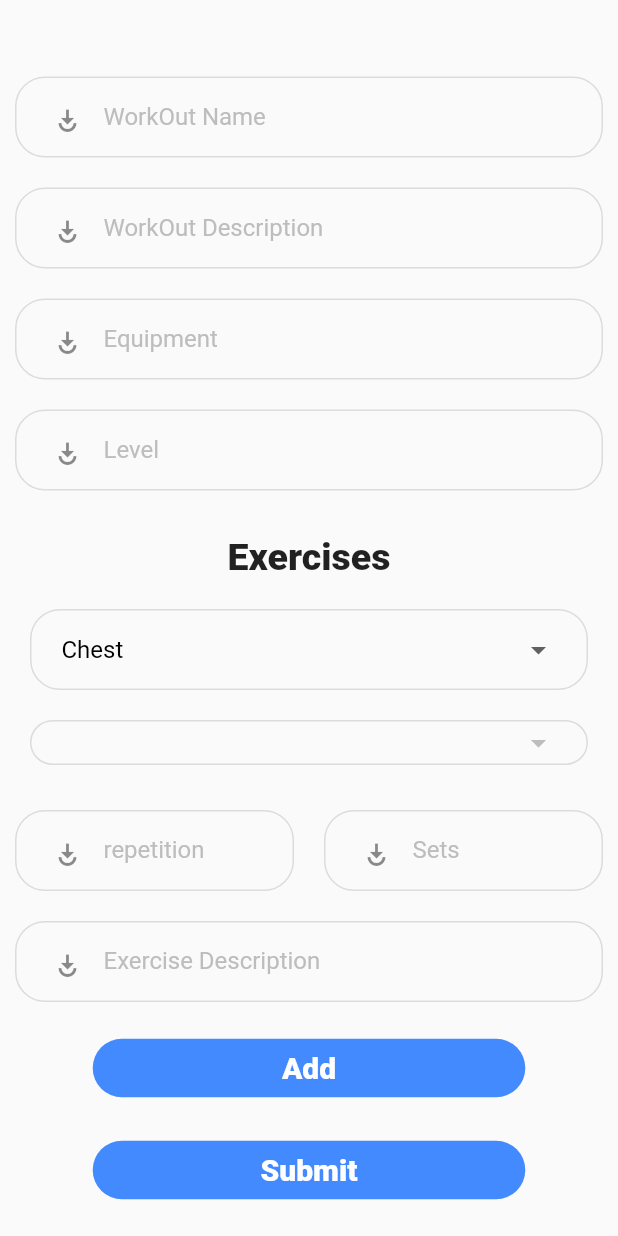
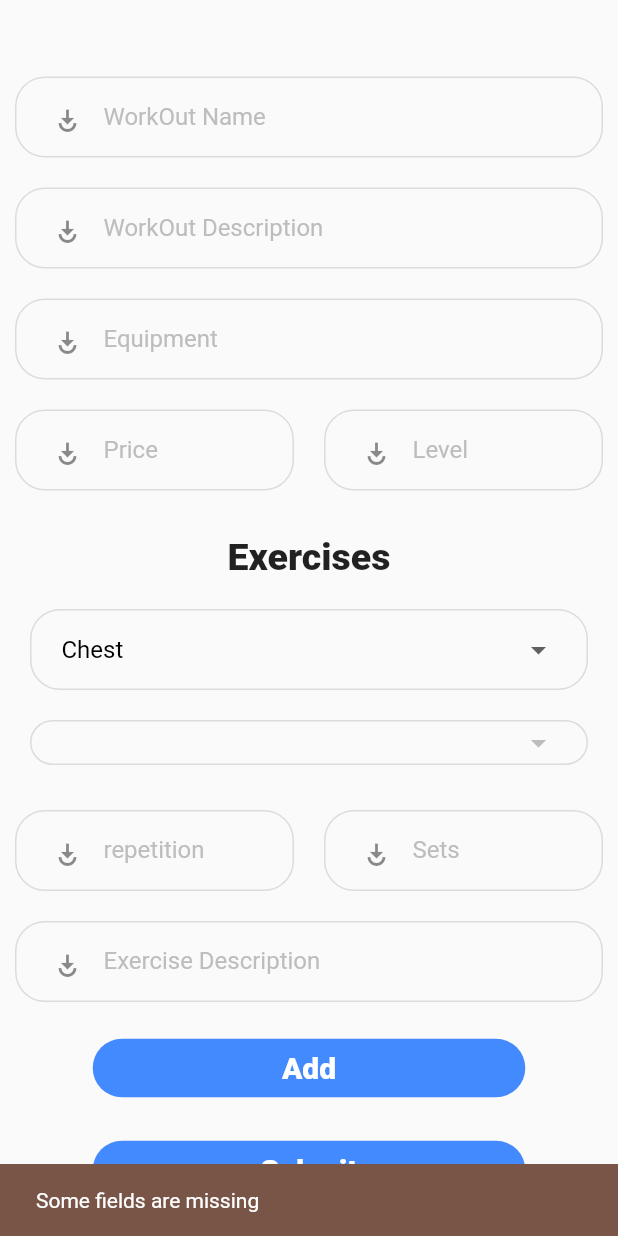
Before and after one commit to high-coder/fitness, a Flutter app: the NewWorkOut screen opened directly, scrolled down 74 dp, after a tap on "Submit", on a phone screen of 412 x 824 dp. Run offline on Flutter 3.47's test engine with Material 2 defaults, Android fonts, the light colour scheme and no system bars; our stand-ins replace auto_size_text, cloud_firestore, dio, firebase_auth, firebase_core, fl_chart and 10 more; missing offline and left inert: pin_entry_text_field; accounts and stored records are empty; generated files the repository leaves out were written again.

Commit message:
ui update

```diff
--- a/lib/main.dart
+++ b/lib/main.dart
@@ -1,10 +1,6 @@
 import 'package:firebase_core/firebase_core.dart';
-import 'package:fitness_app/Screens/Login/OurLogin.dart';
 import 'package:fitness_app/modelss/caloriesTrackerModel.dart';
 import 'package:fitness_app/modelss/stepsModel.dart';
-import 'package:fitness_app/pages/newWorkout.dart';
-import 'package:fitness_app/pages/nutrition.dart';
-import 'package:fitness_app/pages/trainersScreen.dart';
 import 'package:fitness_app/providers/currentState.dart';
 import 'package:fitness_app/services/loginChecker.dart';
 import 'package:flutter/material.dart';
@@ -51,7 +47,7 @@ class MyApp extends StatelessWidget {
           //     Theme.of(context).textTheme,
           //   ),
           // ),
-          home: NewWorkOut()),
+          home: Root()),
     );
   }
 }
--- a/lib/pages/newWorkout.dart
+++ b/lib/pages/newWorkout.dart
@@ -17,6 +17,7 @@ class NewWorkOut extends StatefulWidget {
 
 class _NewWorkOutState extends State<NewWorkOut> {
   OurDatabase ourDatabase = new OurDatabase();
+  final GlobalKey<ScaffoldState> scaffoldKey = GlobalKey<ScaffoldState>();
   List ExcerciseData = [];
   Map muscles = {
     'Biceps': 1,
@@ -73,6 +74,7 @@ class _NewWorkOutState extends State<NewWorkOut> {
   TextEditingController _exerciseDesc = new TextEditingController();
   TextEditingController _equipment = new TextEditingController();
   TextEditingController _level = new TextEditingController();
+  TextEditingController _price = new TextEditingController();
   GlobalKey<FormState> _key = new GlobalKey();
   List exercises = [];
   List<String> exercisesName = [];
@@ -86,6 +88,7 @@ class _NewWorkOutState extends State<NewWorkOut> {
     Size size = MediaQuery.of(context).size;
     String image;
     return Scaffold(
+      key: scaffoldKey,
       body: SafeArea(
         child: SingleChildScrollView(
           child: Form(
@@ -104,7 +107,12 @@ class _NewWorkOutState extends State<NewWorkOut> {
                 CustomTextField(controller: _workoutName, name: 'WorkOut Name'),
                 CustomTextField(controller: _workoutDesc, name: 'WorkOut Description'),
                 CustomTextField(controller: _equipment, name: 'Equipment'),
-                CustomTextField(controller: _level, name: 'Level'),
+                Row(
+                  children: [
+                    Expanded(child: CustomTextField(controller: _price, name: 'Price')),
+                    Expanded(child: CustomTextField(controller: _level, name: 'Level')),
+                  ],
+                ),
                 Padding(
                   padding: const EdgeInsets.only(left: 40, right: 40, top: 20, bottom: 20),
                   child: Text(
@@ -203,6 +211,10 @@ class _NewWorkOutState extends State<NewWorkOut> {
                       ),
                       TextButton(
                         onPressed: () => {
+                          if (_excerciseName != '' &&
+                              _exerciseDesc.value.text != '' &&
+                              _sets.value.text != '')
+                            {
                               ExcerciseData.forEach((element) {
                                 if (element['name'] == _excerciseName) {
                                   print(_excerciseName);
@@ -221,12 +233,23 @@ class _NewWorkOutState extends State<NewWorkOut> {
                                     .toMap());
                                 exercisesName.clear();
                                 _exerciseDesc.clear();
-
                                 _sets.clear();
                                 _rounds.clear();
                                 _excerciseName = null;
                                 _excerciseType = 'Chest';
                               })
+                            }
+                          else
+                            {
+                              ScaffoldMessenger.of(context).showSnackBar(SnackBar(
+                                content: const Text('Some field are missing'),
+                                duration: const Duration(seconds: 1),
+                                action: SnackBarAction(
+                                  label: '',
+                                  onPressed: () {},
+                                ),
+                              ))
+                            },
                         },
                         child: Text(
                           'Add',
@@ -298,6 +321,14 @@ class _NewWorkOutState extends State<NewWorkOut> {
                 ),
                 TextButton(
                   onPressed: () => {
+                    if (_price.value.text != '' &&
+                        _workoutName.value.text != '' &&
+                        _equipment.value.text != '' &&
+                        _level.value.text != '' &&
+                        _sets.value.text != '' &&
+                        _workoutDesc.value.text != '')
+                      {
+                        print(_price.value.text),
                         ourDatabase.getWorkoutList(_instance.currentUser.uid).then(
                           (value) {
                             ourDatabase.AddWorkout(uid: _instance.currentUser.uid, workout: {
@@ -307,7 +338,7 @@ class _NewWorkOutState extends State<NewWorkOut> {
                               'level': _level.value.text,
                               'equipment': _equipment.value.text,
                               'uid': value + 1,
-                          'price': ''
+                              'price': _price.value.text
                             });
 
                             return value;
@@ -319,8 +350,23 @@ class _NewWorkOutState extends State<NewWorkOut> {
                           _equipment.clear();
                           _workoutName.clear();
                           _workoutDesc.clear();
+                          _price.clear();
                           exercises.clear();
                         })
+                      }
+                    else
+                      {
+                        ScaffoldMessenger.of(context).showSnackBar(SnackBar(
+                          content: const Text('Some fields are missing'),
+                          duration: const Duration(seconds: 1),
+                          backgroundColor:
+                              Colors.primaries[Random().nextInt(Colors.primaries.length)],
+                          action: SnackBarAction(
+                            label: '',
+                            onPressed: () {},
+                          ),
+                        ))
+                      },
                   },
                   child: Text(
                     'Submit',
@@ -381,6 +427,7 @@ class _NewWorkOutState extends State<NewWorkOut> {
     _equipment.dispose();
     _level.dispose();
     _workoutName.dispose();
+    _price.dispose();
     _exerciseDesc.dispose();
     _workoutDesc.dispose();
   }
```
Also changed, not shown: lib/Screens/HomeScreen/homeDefault.dart (+194 -196 lines), lib/Screens/StepsCounterScreen.dart (+17 -30 lines), lib/pages/nutrition.dart (+71 -25 lines). Lines whose indentation alone changed are shown as unchanged.
